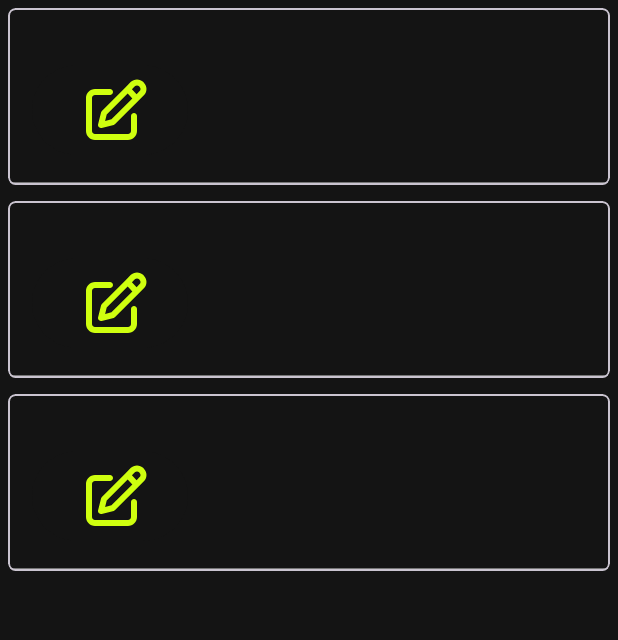
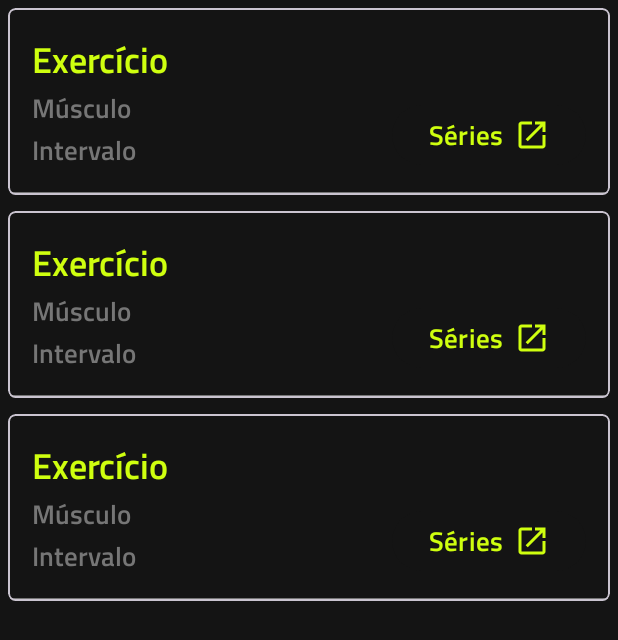
Before and after one commit to henriquelirap/strongnote, an Android app: the layout fragment_routine.xml on its own in the app's theme, with its tools: preview values and no code run, on a phone screen of 412 x 824 dp. Shown: the top 640 px of the screen. Run offline under Robolectric (Android 15) with nearby library versions, the phone set to English and light mode, and no system bars.

Commit message:
Versao final com adicao de interface

```diff
--- a/app/src/main/java/br/com/utfpr/edu/strongnote/ui/MainFragment.kt
+++ b/app/src/main/java/br/com/utfpr/edu/strongnote/ui/MainFragment.kt
@@ -4,6 +4,7 @@ import android.app.Activity
 import android.content.Context
 import android.content.Intent
 import android.os.Bundle
+import android.util.Log
 import androidx.fragment.app.Fragment
 import android.view.LayoutInflater
 import android.view.View
@@ -105,13 +106,15 @@ class MainFragment : Fragment() {
                             tabSelected = binding.tabsRoutines.selectedTabPosition
                         }
 
+                        var page = 0;
                         routineList.forEach { rotina ->
                             pageAdapter.addFragment(
                                 RoutineFragment(
                                     rotina.id,
-                                    binding.viewPagerRoutine.currentItem + 1,
+                                    page
                                 ), rotina.name
                             )
+                            page++
                         }
 
                         binding.viewPagerRoutine.offscreenPageLimit = pageAdapter.itemCount
--- /dev/null
+++ b/app/src/main/res/drawable/ic_open.xml
@@ -0,0 +1,5 @@
+<vector android:autoMirrored="true" android:height="24dp"
+    android:tint="#CFFF0F" android:viewportHeight="24"
+    android:viewportWidth="24" android:width="24dp" xmlns:android="http://schemas.android.com/apk/res/android">
+    <path android:fillColor="@android:color/white" android:pathData="M19,19H5V5h7V3H5c-1.11,0 -2,0.9 -2,2v14c0,1.1 0.89,2 2,2h14c1.1,0 2,-0.9 2,-2v-7h-2v7zM14,3v2h3.59l-9.83,9.83 1.41,1.41L19,6.41V10h2V3h-7z"/>
+</vector>
--- a/app/src/main/res/layout/item_exercise.xml
+++ b/app/src/main/res/layout/item_exercise.xml
@@ -29,6 +29,7 @@
                 android:layout_height="wrap_content"
                 android:textColor="@color/main_green"
                 android:textSize="24sp"
+                tools:text="@string/exercise"
                 app:layout_constraintStart_toStartOf="parent"
                 app:layout_constraintTop_toTopOf="parent" />
 
@@ -37,6 +38,7 @@
                 android:layout_width="wrap_content"
                 android:layout_height="wrap_content"
                 android:textColor="@color/main_gray"
+                tools:text="@string/muscle"
                 android:textSize="18sp"
                 app:layout_constraintStart_toStartOf="parent"
                 app:layout_constraintTop_toBottomOf="@+id/exerciseName"/>
@@ -46,6 +48,7 @@
                 android:layout_width="wrap_content"
                 android:layout_height="wrap_content"
                 android:textColor="@color/main_gray"
+                tools:text="@string/rest"
                 android:textSize="18sp"
                 app:layout_constraintStart_toStartOf="parent"
                 app:layout_constraintTop_toBottomOf="@+id/muscleName"/>
@@ -54,10 +57,13 @@
                 android:id="@+id/btnEditSet"
                 android:layout_width="wrap_content"
                 android:layout_height="wrap_content"
-                android:drawableRight="@drawable/ic_edit"
+                android:drawableRight="@drawable/ic_open"
+                android:text="@string/sets"
+                android:textColor="@color/main_green"
+                android:textSize="18sp"
                 app:backgroundTint="@color/main_black"
                 app:layout_constraintBottom_toBottomOf="parent"
-                app:layout_constraintStart_toEndOf="@+id/rest" />
+                app:layout_constraintEnd_toEndOf="parent" />
         </androidx.constraintlayout.widget.ConstraintLayout>
 
     </com.google.android.material.card.MaterialCardView>
```
